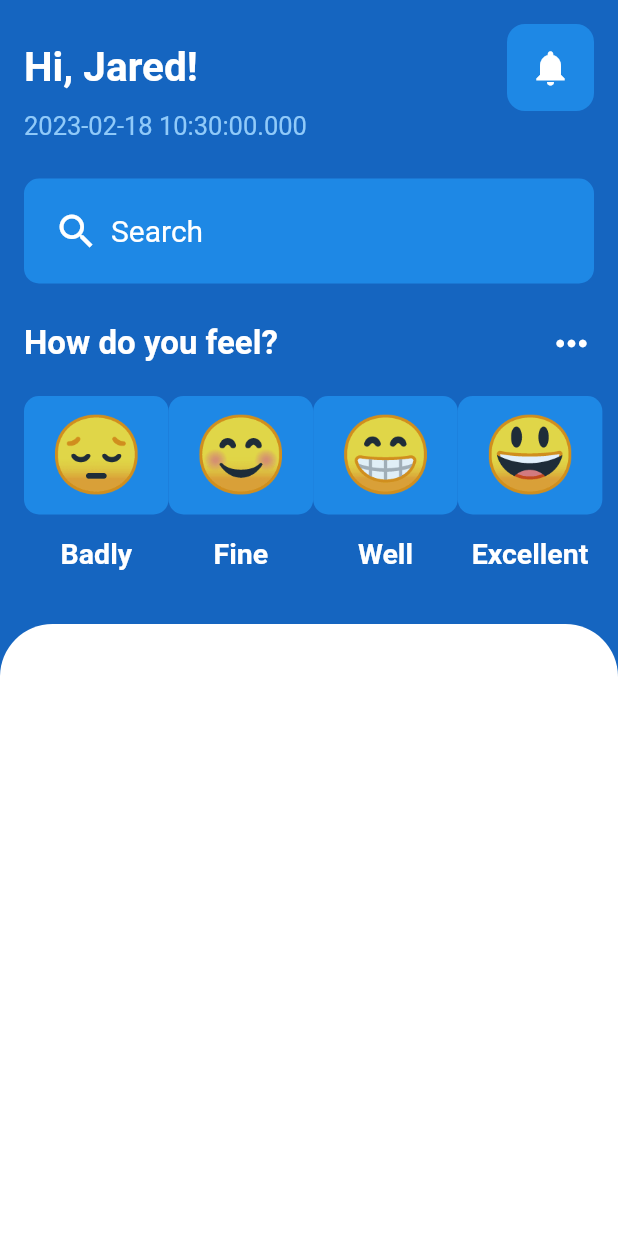
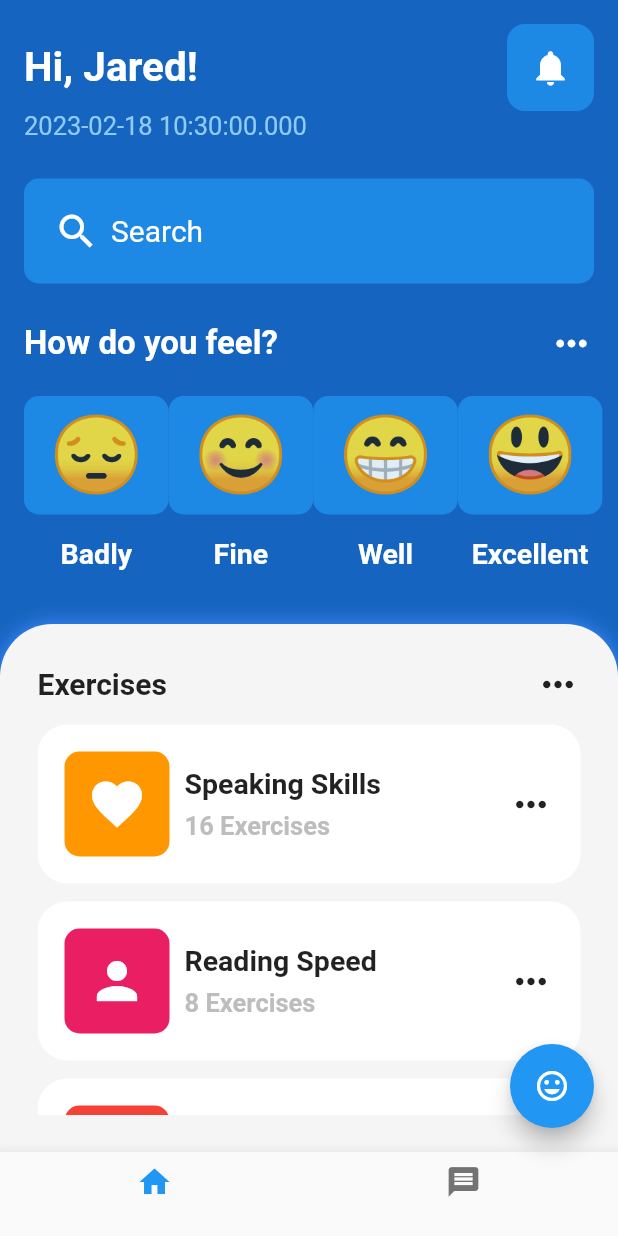
Before and after one commit to jakansha2001/mental_health_app_ui, a Flutter app: the screen it shows after launch, on a phone screen of 412 x 824 dp. Run offline on Flutter 3.47's test engine with Material 2 defaults, Android fonts, the phone set to English and light mode, and no system bars.

Commit message:
completed home page

```diff
--- /dev/null
+++ b/lib/exercise_tile.dart
@@ -0,0 +1,87 @@
+import 'package:flutter/material.dart';
+
+class ExerciseTile extends StatelessWidget {
+  const ExerciseTile({
+    super.key,
+    required this.exercise,
+    required this.subExercise,
+    required this.icon,
+    required this.color,
+  });
+
+  final String exercise;
+  final String subExercise;
+  final IconData icon;
+  final Color color;
+
+  @override
+  Widget build(BuildContext context) {
+    return Padding(
+      padding: const EdgeInsets.only(top: 12.0),
+      child: Container(
+        decoration: BoxDecoration(
+          borderRadius: BorderRadius.circular(
+            20,
+          ),
+          color: Colors.white,
+        ),
+        child: Padding(
+          padding: const EdgeInsets.all(18.0),
+          child: Row(
+            mainAxisAlignment: MainAxisAlignment.spaceBetween,
+            children: [
+              Row(
+                children: [
+                  Container(
+                    padding: const EdgeInsets.all(15),
+                    decoration: BoxDecoration(
+                      borderRadius: BorderRadius.circular(
+                        10,
+                      ),
+                      color: color,
+                    ),
+                    child: Icon(
+                      icon,
+                      size: 40.0,
+                      color: Colors.white,
+                    ),
+                  ),
+                  const SizedBox(
+                    width: 10,
+                  ),
+                  Column(
+                    crossAxisAlignment: CrossAxisAlignment.start,
+                    children: [
+                      Text(
+                        exercise,
+                        style: const TextStyle(
+                          fontSize: 19,
+                          fontWeight: FontWeight.bold,
+                        ),
+                      ),
+                      const SizedBox(
+                        height: 7,
+                      ),
+                      Text(
+                        subExercise,
+                        style: TextStyle(
+                          fontSize: 17,
+                          color: Colors.grey[400],
+                          fontWeight: FontWeight.bold,
+                        ),
+                      ),
+                    ],
+                  ),
+                ],
+              ),
+              const Icon(
+                Icons.more_horiz,
+                size: 30,
+              )
+            ],
+          ),
+        ),
+      ),
+    );
+  }
+}
--- a/lib/screens/home_page.dart
+++ b/lib/screens/home_page.dart
@@ -1,5 +1,6 @@
 import 'package:flutter/material.dart';
 import 'package:mental_health_app_ui/emoticon_card.dart';
+import 'package:mental_health_app_ui/exercise_tile.dart';
 
 class HomePage extends StatelessWidget {
   const HomePage({super.key});
@@ -7,6 +8,28 @@ class HomePage extends StatelessWidget {
   @override
   Widget build(BuildContext context) {
     return Scaffold(
+      bottomNavigationBar: BottomNavigationBar(
+        items: const [
+          BottomNavigationBarItem(
+            label: '',
+            icon: Icon(
+              Icons.home,
+            ),
+          ),
+          BottomNavigationBarItem(
+            label: '',
+            icon: Icon(
+              Icons.message,
+            ),
+          ),
+        ],
+      ),
+      floatingActionButton: FloatingActionButton(
+        onPressed: () {},
+        child: const Icon(
+          Icons.mood,
+        ),
+      ),
       backgroundColor: Colors.blue[800],
       body: SafeArea(
         child: Column(
@@ -140,19 +163,95 @@ class HomePage extends StatelessWidget {
               height: 20,
             ),
             Expanded(
-                child: Container(
-              decoration: const BoxDecoration(
-                color: Colors.white,
-                borderRadius: BorderRadius.only(
-                  topLeft: Radius.circular(
-                    35.0,
+              child: Container(
+                width: MediaQuery.of(context).size.width,
+                decoration: BoxDecoration(
+                  boxShadow: const [
+                    BoxShadow(
+                      color: Colors.blueAccent,
+                      blurRadius: 10,
+                      //offset: Offset.infinite,
+                    ),
+                  ],
+                  color: Colors.grey.shade100,
+                  borderRadius: const BorderRadius.only(
+                    topLeft: Radius.circular(
+                      35.0,
+                    ),
+                    topRight: Radius.circular(
+                      35.0,
+                    ),
                   ),
-                  topRight: Radius.circular(
-                    35.0,
+                ),
+                child: Padding(
+                  padding: const EdgeInsets.all(25.0),
+                  child: Column(
+                    crossAxisAlignment: CrossAxisAlignment.start,
+                    children: [
+                      Row(
+                        mainAxisAlignment: MainAxisAlignment.spaceBetween,
+                        children: const [
+                          Text(
+                            'Exercises',
+                            style: TextStyle(
+                              fontSize: 20.0,
+                              fontWeight: FontWeight.bold,
+                            ),
+                          ),
+                          Icon(
+                            Icons.more_horiz,
+                            size: 30,
+                          )
+                        ],
+                      ),
+                      Expanded(
+                        child: ListView(
+                          //how to use ListView.builder in this?
+                          children: const [
+                            ExerciseTile(
+                              exercise: 'Speaking Skills',
+                              subExercise: '16 Exercises',
+                              icon: Icons.favorite,
+                              color: Colors.orange,
+                            ),
+                            ExerciseTile(
+                              exercise: 'Reading Speed',
+                              subExercise: '8 Exercises',
+                              icon: Icons.person,
+                              color: Colors.pink,
+                            ),
+                            ExerciseTile(
+                              exercise: 'Speaking Skills',
+                              subExercise: '16 Exercises',
+                              icon: Icons.umbrella,
+                              color: Colors.red,
+                            ),
+                            ExerciseTile(
+                              exercise: 'Speaking Skills',
+                              subExercise: '16 Exercises',
+                              icon: Icons.book,
+                              color: Colors.yellow,
+                            ),
+                            ExerciseTile(
+                              exercise: 'Speaking Skills',
+                              subExercise: '16 Exercises',
+                              icon: Icons.music_note,
+                              color: Colors.pink,
+                            ),
+                            ExerciseTile(
+                              exercise: 'Speaking Skills',
+                              subExercise: '16 Exercises',
+                              icon: Icons.mobile_friendly,
+                              color: Colors.green,
+                            ),
+                          ],
+                        ),
+                      ),
+                    ],
                   ),
                 ),
               ),
-            ))
+            )
           ],
         ),
       ),
```
